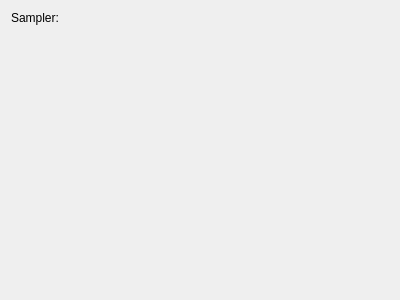
Old version of the form Tools/Editor/importers/image/imageimporter.ui in the repository marcellfischbach/CobaltSKY.
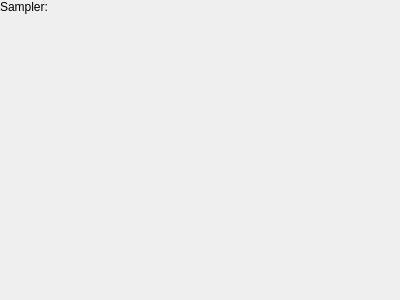
New version of the form. Custom widgets are drawn as their Qt base class.

What changed in the file:
```diff
--- a/Tools/Editor/importers/image/imageimporter.ui
+++ b/Tools/Editor/importers/image/imageimporter.ui
@@ -14,6 +14,18 @@
    <string>Form</string>
   </property>
   <layout class="QGridLayout" name="gridLayout">
+   <property name="leftMargin">
+    <number>0</number>
+   </property>
+   <property name="topMargin">
+    <number>0</number>
+   </property>
+   <property name="rightMargin">
+    <number>0</number>
+   </property>
+   <property name="bottomMargin">
+    <number>0</number>
+   </property>
    <item row="0" column="0">
     <layout class="QHBoxLayout" name="horizontalLayout">
      <item>
```
